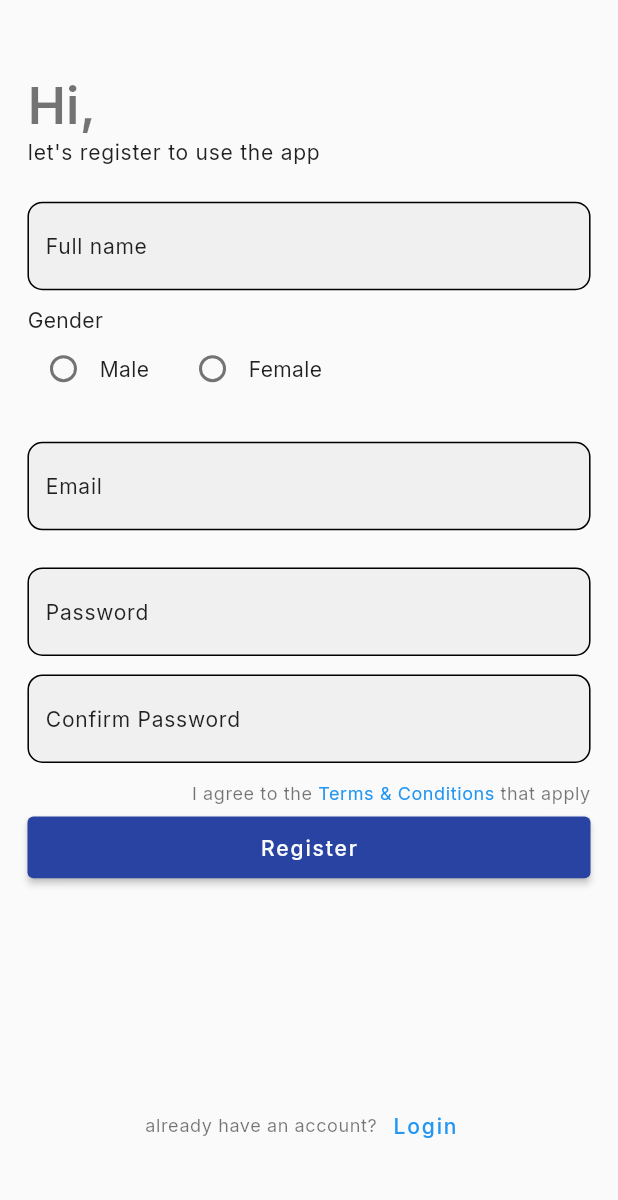
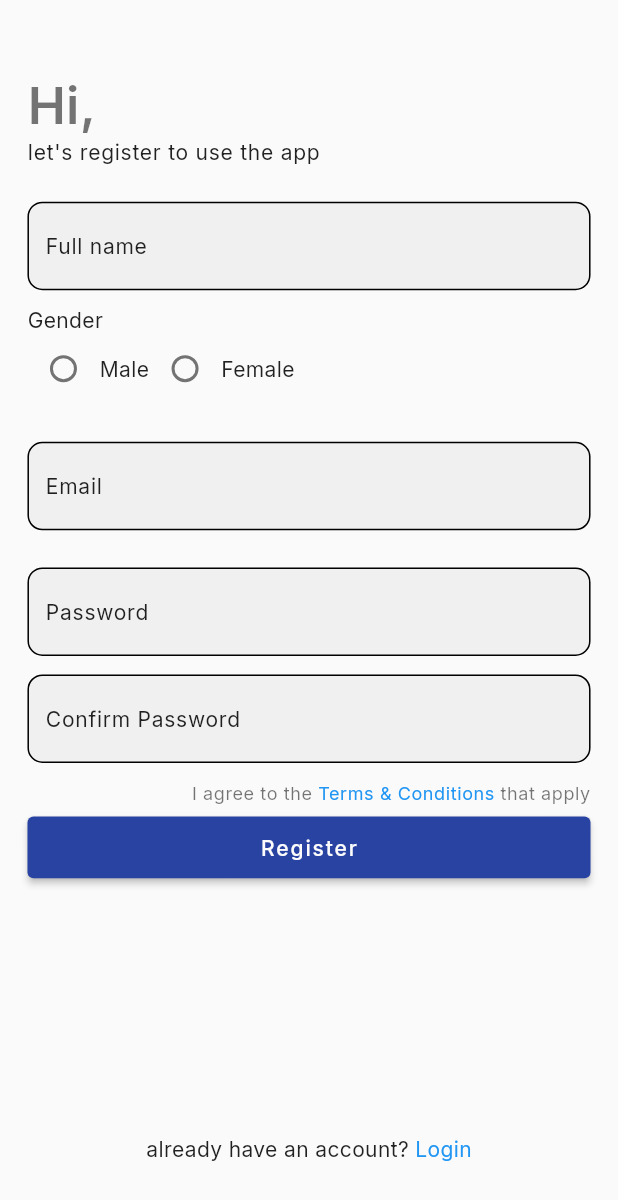
Before and after one commit to Kelompok3-Office-Booking/flutter, a Flutter app: the RegisterScreen screen opened directly, on a phone screen of 412 x 824 dp. Shown: the top 1200 px of the screen. Run offline on Flutter 3.47's test engine with Material 2 defaults, Android fonts, the phone set to English and light mode, and no system bars; our stand-ins replace animated_splash_screen, carousel_slider, flutter_svg, google_fonts, page_transition, smooth_page_indicator.

Commit message:
revision & init booking history layout

```diff
--- a/betterspace/lib/src/screen/landing/auth_screen/register_screen.dart
+++ b/betterspace/lib/src/screen/landing/auth_screen/register_screen.dart
@@ -22,6 +22,8 @@ class _RegisterScreenState extends State<RegisterScreen> {
   TextEditingController fullnameController = TextEditingController();
   TextEditingController confirmPasswordController = TextEditingController();
   GenderEnum _radioGenderVal = GenderEnum.male;
+  ValueNotifier<GenderEnum> radGenderVal =
+      ValueNotifier<GenderEnum>(GenderEnum.male);
   @override
   Widget build(BuildContext context) {
     AdaptSize.size(context: context);
@@ -77,50 +79,48 @@ class _RegisterScreenState extends State<RegisterScreen> {
                         ),
                         Row(
                           children: [
-                            Padding(
-                              padding: EdgeInsets.only(
-                                  right: AdaptSize.screenWidth / 45),
-                              child: Row(
+                            Row(
                               children: [
-                                  Radio<GenderEnum>(
+                                ValueListenableBuilder<GenderEnum>(
+                                  valueListenable: radGenderVal,
+                                  builder: ((context, values, child) {
+                                    return Radio<GenderEnum>(
                                       value: GenderEnum.male,
-                                      groupValue: _radioGenderVal,
-                                      onChanged: ((GenderEnum? value) {
-                                        setState(() {
-                                          _radioGenderVal = value!;
-                                        });
-                                      })),
+                                      groupValue: values,
+                                      onChanged: ((value) {
+                                        radGenderVal.value = value!;
+                                      }),
+                                    );
+                                  }),
+                                ),
                                 Text(
                                   "Male",
-                                    style:
-                                        Theme.of(context).textTheme.bodyMedium,
-                                  )
+                                  style: Theme.of(context).textTheme.bodyMedium,
+                                ),
                               ],
                             ),
+                            Row(
+                              children: [
+                                ValueListenableBuilder<GenderEnum>(
+                                  valueListenable: radGenderVal,
+                                  builder: ((context, values, child) {
+                                    return Radio<GenderEnum>(
+                                      value: GenderEnum.female,
+                                      groupValue: values,
+                                      onChanged: ((value) {
+                                        radGenderVal.value = value!;
+                                      }),
+                                    );
+                                  }),
                                 ),
-                            Padding(
-                              padding: EdgeInsets.only(
-                                  left: AdaptSize.screenWidth / 45),
-                              child: Row(
-                                children: [
-                                  Radio<GenderEnum>(
-                                      value: GenderEnum.female,
-                                      groupValue: _radioGenderVal,
-                                      onChanged: ((GenderEnum? value) {
-                                        setState(() {
-                                          _radioGenderVal = value!;
-                                        });
-                                      })),
                                 Text(
                                   "Female",
-                                    style:
-                                        Theme.of(context).textTheme.bodyMedium,
-                                  )
+                                  style: Theme.of(context).textTheme.bodyMedium,
+                                ),
                               ],
                             ),
+                          ],
                         ),
-                          ],
-                        )
                       ],
                     ),
                   ),
@@ -210,24 +210,24 @@ class _RegisterScreenState extends State<RegisterScreen> {
                 padding: EdgeInsets.only(bottom: AdaptSize.screenHeight / 16.6),
                 child: Align(
                   alignment: Alignment.bottomCenter,
-                  child: Row(
-                    mainAxisAlignment: MainAxisAlignment.center,
-                    children: [
-                      Text(
-                        "already have an account?",
-                        style: Theme.of(context).textTheme.bodySmall,
-                      ),
-                      TextButtonWidget(
+                  child: RichText(
+                    text: TextSpan(
+                      text: "already have an account? ",
+                      style: Theme.of(context).textTheme.bodyMedium,
+                      children: <TextSpan>[
+                        TextSpan(
                             text: "Login",
-                          textStyle: Theme.of(context)
+                            style: Theme.of(context)
                                 .textTheme
-                              .bodySmall!
+                                .bodyMedium!
                                 .copyWith(color: Colors.blue),
-                          fontColor: Colors.blue,
-                          onPressed: () {
-                            NavigasiViewModel().navigasiToLoginScreen(context);
+                            recognizer: TapGestureRecognizer()
+                              ..onTap = () {
+                                NavigasiViewModel()
+                                    .navigasiToLoginScreen(context);
                               }),
                       ],
+                    ),
                   ),
                 ),
               ),
--- a/betterspace/lib/src/screen/landing/auth_screen/terms_condition.dart
+++ b/betterspace/lib/src/screen/landing/auth_screen/terms_condition.dart
@@ -1,4 +1,5 @@
 import 'package:flutter/cupertino.dart';
+import 'package:flutter/material.dart';
 
 class TermsAndConditionViews extends StatefulWidget {
   const TermsAndConditionViews({super.key});
@@ -10,6 +11,8 @@ class TermsAndConditionViews extends StatefulWidget {
 class _TermsAndConditionViewsState extends State<TermsAndConditionViews> {
   @override
   Widget build(BuildContext context) {
-    return Container();
+    return Scaffold(
+      body: Text("terms and condition page"),
+    );
   }
 }
```
Also changed, not shown: betterspace/lib/src/screen/menu/transaksi/booking_history_screen.dart (added, +21 -0 lines). Lines whose indentation alone changed are shown as unchanged.
